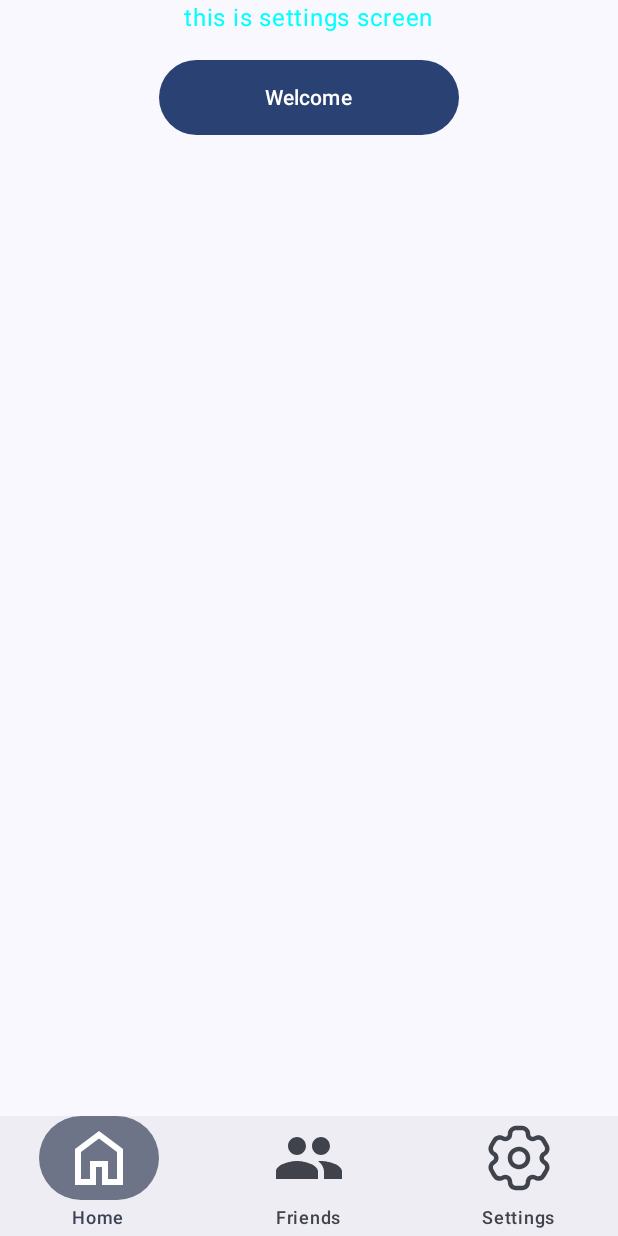
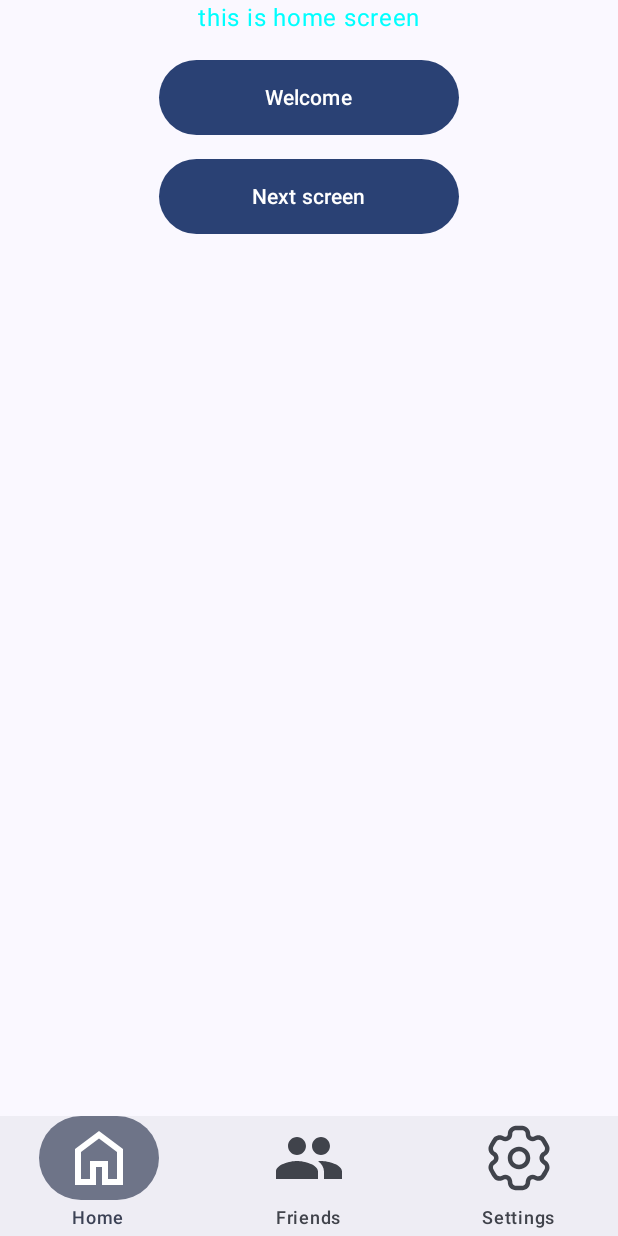
Before and after one commit to amayorii/android-development, an Android app built with Jetpack Compose: the screen it shows after launch (MainActivity), on a phone screen of 412 x 824 dp. Run offline under Robolectric (Android 15) with nearby library versions, the phone set to English and light mode, and no system bars; our stand-ins replace navigation suite.

Commit message:
feat: laba2

```diff
--- a/app/src/main/java/com/example/lab1/MainActivity.kt
+++ b/app/src/main/java/com/example/lab1/MainActivity.kt
@@ -28,7 +28,9 @@ import androidx.compose.ui.graphics.Color
 import androidx.compose.ui.res.painterResource
 import androidx.compose.ui.tooling.preview.PreviewScreenSizes
 import androidx.compose.ui.unit.dp
+import androidx.compose.runtime.mutableIntStateOf
 import com.example.lab1.ui.theme.Lab1Theme
+import androidx.compose.runtime.saveable.rememberSaveableStateHolder
 
 class MainActivity : ComponentActivity() {
     override fun onCreate(savedInstanceState: Bundle?) {
@@ -46,6 +48,8 @@ class MainActivity : ComponentActivity() {
 @Composable
 fun Lab1App() {
     var currentDestination by rememberSaveable { mutableStateOf(AppDestinations.HOME) }
+
+    var saveableStateHolder = rememberSaveableStateHolder();
 
     NavigationSuiteScaffold(
         navigationSuiteItems = {
@@ -65,6 +69,7 @@ fun Lab1App() {
         }
     ) {
         Scaffold(modifier = Modifier.fillMaxSize()) { innerPadding ->
+            saveableStateHolder.SaveableStateProvider(currentDestination) {
                 when(currentDestination){
                     AppDestinations.HOME -> HomeScreen(
                         Modifier.padding(innerPadding)
@@ -75,6 +80,7 @@ fun Lab1App() {
                     AppDestinations.SETTINGS -> SettingsScreen(
                         Modifier.padding(innerPadding)
                     )
+                }
             }
         }
     }
@@ -91,8 +97,11 @@ enum class AppDestinations(
 
 @Composable
 fun HomeScreen(modifier: Modifier = Modifier) {
-    var homeText by remember { mutableStateOf("this is settings screen") }
+    var homeText by remember { mutableStateOf("this is home screen") }
+    var subScreen by rememberSaveable { mutableIntStateOf(1) }
 
+    when(subScreen){
+        1 -> {
             Column(
                 modifier = modifier.fillMaxSize(),
                 verticalArrangement = Arrangement.Top,
@@ -111,7 +120,54 @@ fun HomeScreen(modifier: Modifier = Modifier) {
                 ) {
                     Text("Welcome")
                 }
+                Spacer(modifier = Modifier.height(16.dp));
+                Button(
+                    onClick = {
+                        subScreen = 2;
+                    },
+                    modifier = Modifier.width(200.dp).height(50.dp)
+                ) {
+                    Text("Next screen")
                 }
+            }
+        }
+
+        2 -> {
+            Column(
+                modifier = modifier.fillMaxSize(),
+                verticalArrangement = Arrangement.Center,
+                horizontalAlignment = Alignment.CenterHorizontally
+            ) {
+                Text(text = "first subscreen", color = Color.Magenta)
+                Spacer(modifier = Modifier.height(16.dp))
+                Button(onClick = { subScreen = 3 }) {
+                    Text("Next screen")
+                }
+                Spacer(modifier = Modifier.height(16.dp))
+                Button(onClick = { subScreen = 1 }) {
+                    Text("Previous screen")
+                }
+            }
+        }
+
+        3 -> {
+            Column(
+                modifier = modifier.fillMaxSize(),
+                verticalArrangement = Arrangement.Bottom,
+                horizontalAlignment = Alignment.End
+            ) {
+                Text(
+                    text = "second subscreen",
+                    color = Color.Yellow
+                )
+                Spacer(modifier = Modifier.height(16.dp))
+                Button(onClick = { subScreen = 2 }) {
+                    Text("Previous screen")
+                }
+            }
+        }
+    }
+
 }
 
 @Composable
```
Lines whose indentation alone changed are shown as unchanged.
